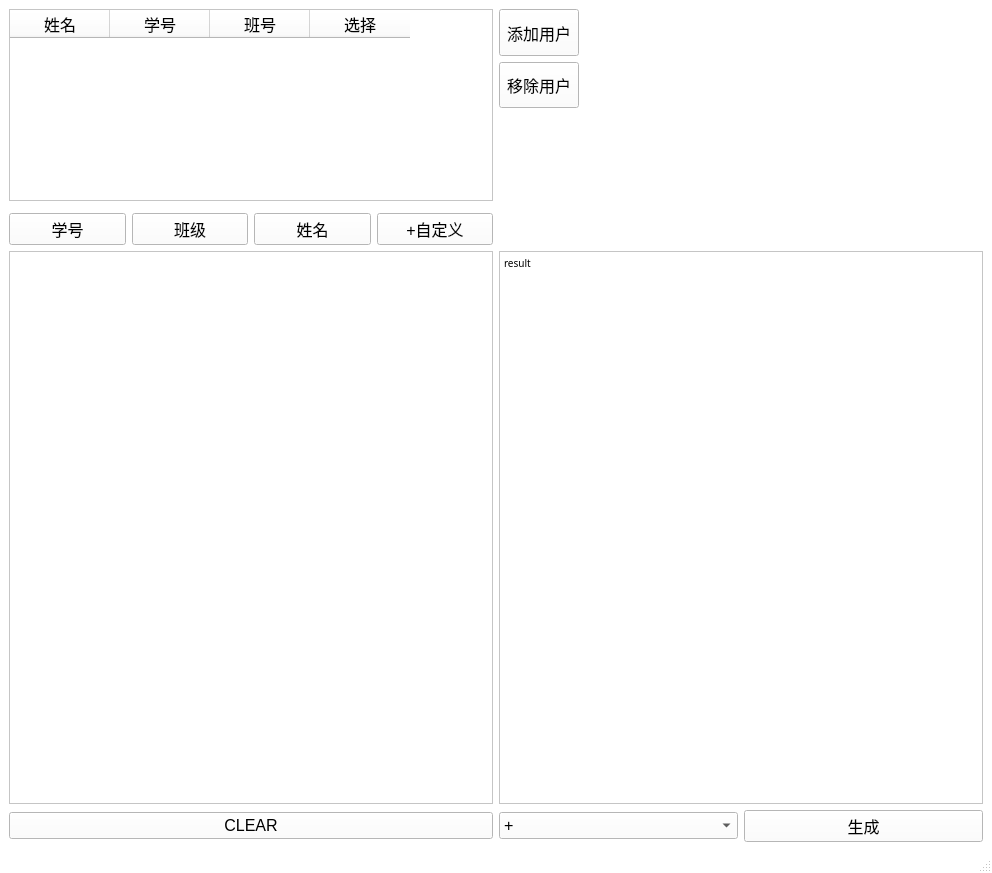
This is ui/mainWindow.ui in dake0805/ExperimentFileNameGenerater as Qt 5 draws it before an edit. The edited form follows.
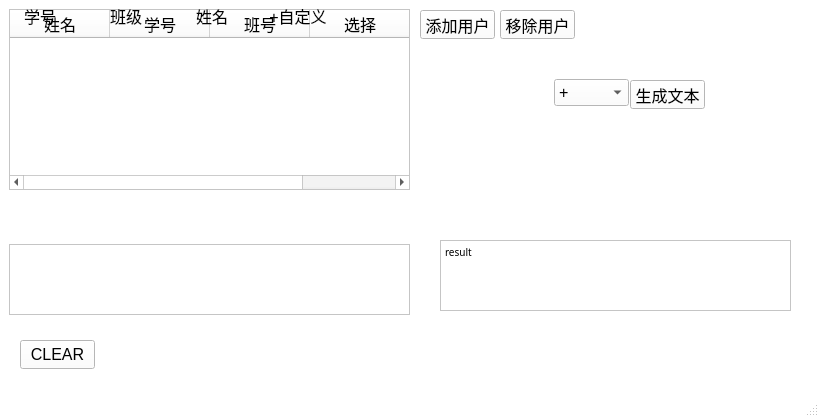
This is the edited form.

```diff
--- a/ui/mainWindow.ui
+++ b/ui/mainWindow.ui
@@ -6,8 +6,8 @@
    <rect>
     <x>0</x>
     <y>0</y>
-    <width>992</width>
-    <height>873</height>
+    <width>819</width>
+    <height>417</height>
    </rect>
   </property>
   <property name="palette">
@@ -459,25 +459,139 @@
    <string>MainWindow</string>
   </property>
   <widget class="QWidget" name="centralwidget">
-   <layout class="QGridLayout" name="gridLayout">
-    <item row="2" column="1" rowspan="4">
-     <spacer name="verticalSpacer">
-      <property name="orientation">
-       <enum>Qt::Vertical</enum>
-      </property>
-      <property name="sizeHint" stdset="0">
-       <size>
-        <width>20</width>
-        <height>40</height>
-       </size>
-      </property>
-     </spacer>
-    </item>
-    <item row="6" column="1">
+   <widget class="QPushButton" name="add_user_button">
+    <property name="geometry">
+     <rect>
+      <x>420</x>
+      <y>10</y>
+      <width>75</width>
+      <height>29</height>
+     </rect>
+    </property>
+    <property name="sizePolicy">
+     <sizepolicy hsizetype="Fixed" vsizetype="Preferred">
+      <horstretch>0</horstretch>
+      <verstretch>0</verstretch>
+     </sizepolicy>
+    </property>
+    <property name="font">
+     <font>
+      <family>Microsoft YaHei UI</family>
+      <pointsize>12</pointsize>
+     </font>
+    </property>
+    <property name="text">
+     <string>添加用户</string>
+    </property>
+   </widget>
+   <widget class="QPushButton" name="remove_user_button">
+    <property name="geometry">
+     <rect>
+      <x>500</x>
+      <y>10</y>
+      <width>75</width>
+      <height>29</height>
+     </rect>
+    </property>
+    <property name="sizePolicy">
+     <sizepolicy hsizetype="Fixed" vsizetype="Preferred">
+      <horstretch>0</horstretch>
+      <verstretch>0</verstretch>
+     </sizepolicy>
+    </property>
+    <property name="font">
+     <font>
+      <family>Microsoft YaHei UI</family>
+      <pointsize>12</pointsize>
+     </font>
+    </property>
+    <property name="text">
+     <string>移除用户</string>
+    </property>
+   </widget>
+   <widget class="QTableWidget" name="tableWidget">
+    <property name="geometry">
+     <rect>
+      <x>9</x>
+      <y>9</y>
+      <width>401</width>
+      <height>181</height>
+     </rect>
+    </property>
+    <property name="sizePolicy">
+     <sizepolicy hsizetype="Fixed" vsizetype="Fixed">
+      <horstretch>0</horstretch>
+      <verstretch>0</verstretch>
+     </sizepolicy>
+    </property>
+    <property name="font">
+     <font>
+      <family>Microsoft YaHei UI Light</family>
+      <pointsize>12</pointsize>
+     </font>
+    </property>
+    <property name="focusPolicy">
+     <enum>Qt::NoFocus</enum>
+    </property>
+    <column>
+     <property name="text">
+      <string>姓名</string>
+     </property>
+    </column>
+    <column>
+     <property name="text">
+      <string>学号</string>
+     </property>
+    </column>
+    <column>
+     <property name="text">
+      <string>班号</string>
+     </property>
+    </column>
+    <column>
+     <property name="text">
+      <string>选择</string>
+     </property>
+     <property name="background">
+      <color alpha="0">
+       <red>255</red>
+       <green>255</green>
+       <blue>255</blue>
+      </color>
+     </property>
+    </column>
+   </widget>
+   <widget class="QPushButton" name="clear_choose_button">
+    <property name="geometry">
+     <rect>
+      <x>20</x>
+      <y>340</y>
+      <width>75</width>
+      <height>29</height>
+     </rect>
+    </property>
+    <property name="font">
+     <font>
+      <family>Microsoft YaHei UI</family>
+      <pointsize>12</pointsize>
+     </font>
+    </property>
+    <property name="text">
+     <string>CLEAR</string>
+    </property>
+   </widget>
      <widget class="QTextBrowser" name="textBrowser">
       <property name="enabled">
        <bool>true</bool>
       </property>
+    <property name="geometry">
+     <rect>
+      <x>440</x>
+      <y>240</y>
+      <width>351</width>
+      <height>71</height>
+     </rect>
+    </property>
       <property name="font">
        <font>
         <family>Microsoft YaHei UI Light</family>
@@ -495,201 +609,49 @@
 &lt;p style=&quot; margin-top:0px; margin-bottom:0px; margin-left:0px; margin-right:0px; -qt-block-indent:0; text-indent:0px;&quot;&gt;&lt;span style=&quot; font-family:'MS Shell Dlg 2'; font-size:7.8pt;&quot;&gt;result&lt;/span&gt;&lt;/p&gt;&lt;/body&gt;&lt;/html&gt;</string>
       </property>
      </widget>
-    </item>
-    <item row="6" column="0">
      <widget class="QListWidget" name="choose_form">
+    <property name="geometry">
+     <rect>
+      <x>9</x>
+      <y>244</y>
+      <width>401</width>
+      <height>71</height>
+     </rect>
+    </property>
+    <property name="sizePolicy">
+     <sizepolicy hsizetype="Expanding" vsizetype="Fixed">
+      <horstretch>0</horstretch>
+      <verstretch>0</verstretch>
+     </sizepolicy>
+    </property>
       <property name="font">
        <font>
         <family>Microsoft YaHei UI Light</family>
         <pointsize>12</pointsize>
        </font>
       </property>
+    <property name="frameShape">
+     <enum>QFrame::StyledPanel</enum>
+    </property>
       <property name="flow">
        <enum>QListView::LeftToRight</enum>
       </property>
-     </widget>
-    </item>
-    <item row="0" column="1">
-     <widget class="QPushButton" name="add_user_button">
-      <property name="sizePolicy">
-       <sizepolicy hsizetype="Fixed" vsizetype="Preferred">
-        <horstretch>0</horstretch>
-        <verstretch>0</verstretch>
-       </sizepolicy>
-      </property>
-      <property name="font">
-       <font>
-        <family>Microsoft YaHei UI</family>
-        <pointsize>12</pointsize>
-       </font>
-      </property>
-      <property name="text">
-       <string>添加用户</string>
-      </property>
-     </widget>
-    </item>
-    <item row="5" column="0">
-     <layout class="QHBoxLayout" name="horizontalLayout">
-      <item>
-       <widget class="QPushButton" name="choose_studentId">
-        <property name="font">
-         <font>
-          <family>Microsoft YaHei UI</family>
-          <pointsize>12</pointsize>
-         </font>
-        </property>
-        <property name="cursor">
-         <cursorShape>PointingHandCursor</cursorShape>
-        </property>
-        <property name="mouseTracking">
+    <property name="isWrapping" stdset="0">
          <bool>false</bool>
         </property>
-        <property name="text">
-         <string>学号</string>
-        </property>
-       </widget>
-      </item>
-      <item>
-       <widget class="QPushButton" name="choose_classId">
-        <property name="font">
-         <font>
-          <family>Microsoft YaHei UI</family>
-          <pointsize>12</pointsize>
-         </font>
-        </property>
-        <property name="cursor">
-         <cursorShape>PointingHandCursor</cursorShape>
-        </property>
-        <property name="mouseTracking">
-         <bool>false</bool>
-        </property>
-        <property name="text">
-         <string>班级</string>
-        </property>
-       </widget>
-      </item>
-      <item>
-       <widget class="QPushButton" name="choose_name">
-        <property name="font">
-         <font>
-          <family>Microsoft YaHei UI</family>
-          <pointsize>12</pointsize>
-         </font>
-        </property>
-        <property name="cursor">
-         <cursorShape>PointingHandCursor</cursorShape>
-        </property>
-        <property name="mouseTracking">
-         <bool>false</bool>
-        </property>
-        <property name="text">
-         <string>姓名</string>
-        </property>
-       </widget>
-      </item>
-      <item>
-       <widget class="QPushButton" name="choose_custom">
-        <property name="font">
-         <font>
-          <family>Microsoft YaHei UI</family>
-          <pointsize>12</pointsize>
-         </font>
-        </property>
-        <property name="cursor">
-         <cursorShape>PointingHandCursor</cursorShape>
-        </property>
-        <property name="mouseTracking">
-         <bool>false</bool>
-        </property>
-        <property name="text">
-         <string>+自定义</string>
-        </property>
-       </widget>
-      </item>
-     </layout>
-    </item>
-    <item row="1" column="1">
-     <widget class="QPushButton" name="remove_user_button">
-      <property name="sizePolicy">
-       <sizepolicy hsizetype="Fixed" vsizetype="Preferred">
-        <horstretch>0</horstretch>
-        <verstretch>0</verstretch>
-       </sizepolicy>
-      </property>
-      <property name="font">
-       <font>
-        <family>Microsoft YaHei UI</family>
-        <pointsize>12</pointsize>
-       </font>
-      </property>
-      <property name="text">
-       <string>移除用户</string>
-      </property>
-     </widget>
-    </item>
-    <item row="0" column="0" rowspan="4">
-     <widget class="QTableWidget" name="tableWidget">
-      <property name="sizePolicy">
-       <sizepolicy hsizetype="Expanding" vsizetype="Fixed">
-        <horstretch>0</horstretch>
-        <verstretch>0</verstretch>
-       </sizepolicy>
-      </property>
-      <property name="font">
-       <font>
-        <family>Microsoft YaHei UI Light</family>
-        <pointsize>12</pointsize>
-       </font>
-      </property>
-      <property name="focusPolicy">
-       <enum>Qt::NoFocus</enum>
-      </property>
-      <column>
-       <property name="text">
-        <string>姓名</string>
-       </property>
-      </column>
-      <column>
-       <property name="text">
-        <string>学号</string>
-       </property>
-      </column>
-      <column>
-       <property name="text">
-        <string>班号</string>
-       </property>
-      </column>
-      <column>
-       <property name="text">
-        <string>选择</string>
-       </property>
-       <property name="background">
-        <color alpha="0">
-         <red>255</red>
-         <green>255</green>
-         <blue>255</blue>
-        </color>
-       </property>
-      </column>
-     </widget>
-    </item>
-    <item row="8" column="1">
-     <layout class="QGridLayout" name="gridLayout_2">
-      <item row="0" column="3">
-       <widget class="QPushButton" name="generate_result_button">
-        <property name="font">
-         <font>
-          <family>Microsoft YaHei UI</family>
-          <pointsize>12</pointsize>
-         </font>
-        </property>
-        <property name="text">
-         <string>生成</string>
-        </property>
-       </widget>
-      </item>
-      <item row="0" column="2">
+    <property name="currentRow">
+     <number>-1</number>
+    </property>
+   </widget>
        <widget class="QComboBox" name="choose_delimiter">
+    <property name="geometry">
+     <rect>
+      <x>554</x>
+      <y>79</y>
+      <width>75</width>
+      <height>27</height>
+     </rect>
+    </property>
         <property name="font">
          <font>
           <family>Microsoft YaHei UI</family>
@@ -727,11 +689,73 @@
          </property>
         </item>
        </widget>
-      </item>
-     </layout>
-    </item>
-    <item row="8" column="0">
-     <widget class="QPushButton" name="clear_choose_button">
+   <widget class="QPushButton" name="generate_result_button">
+    <property name="geometry">
+     <rect>
+      <x>630</x>
+      <y>80</y>
+      <width>75</width>
+      <height>29</height>
+     </rect>
+    </property>
+    <property name="font">
+     <font>
+      <family>Microsoft YaHei UI</family>
+      <pointsize>12</pointsize>
+     </font>
+    </property>
+    <property name="text">
+     <string>生成文本</string>
+    </property>
+   </widget>
+   <widget class="QWidget" name="">
+    <layout class="QHBoxLayout" name="horizontalLayout">
+     <item>
+      <widget class="QPushButton" name="choose_studentId">
+       <property name="font">
+        <font>
+         <family>Microsoft YaHei UI</family>
+         <pointsize>12</pointsize>
+        </font>
+       </property>
+       <property name="cursor">
+        <cursorShape>PointingHandCursor</cursorShape>
+       </property>
+       <property name="mouseTracking">
+        <bool>false</bool>
+       </property>
+       <property name="text">
+        <string>学号</string>
+       </property>
+       <property name="flat">
+        <bool>true</bool>
+       </property>
+      </widget>
+     </item>
+     <item>
+      <widget class="QPushButton" name="choose_classId">
+       <property name="font">
+        <font>
+         <family>Microsoft YaHei UI</family>
+         <pointsize>12</pointsize>
+        </font>
+       </property>
+       <property name="cursor">
+        <cursorShape>PointingHandCursor</cursorShape>
+       </property>
+       <property name="mouseTracking">
+        <bool>false</bool>
+       </property>
+       <property name="text">
+        <string>班级</string>
+       </property>
+       <property name="flat">
+        <bool>true</bool>
+       </property>
+      </widget>
+     </item>
+     <item>
+      <widget class="QPushButton" name="choose_name">
       <property name="font">
        <font>
         <family>Microsoft YaHei UI</family>
@@ -739,11 +763,40 @@
        </font>
       </property>
       <property name="text">
-       <string>CLEAR</string>
-      </property>
-     </widget>
-    </item>
-   </layout>
+        <string>姓名</string>
+       </property>
+       <property name="flat">
+        <bool>true</bool>
+       </property>
+      </widget>
+     </item>
+     <item>
+      <widget class="QPushButton" name="choose_custom">
+       <property name="font">
+        <font>
+         <family>Microsoft YaHei UI</family>
+         <pointsize>12</pointsize>
+        </font>
+       </property>
+       <property name="cursor">
+        <cursorShape>PointingHandCursor</cursorShape>
+       </property>
+       <property name="mouseTracking">
+        <bool>false</bool>
+       </property>
+       <property name="text">
+        <string>+自定义</string>
+       </property>
+       <property name="default">
+        <bool>false</bool>
+       </property>
+       <property name="flat">
+        <bool>true</bool>
+       </property>
+      </widget>
+     </item>
+    </layout>
+   </widget>
   </widget>
   <widget class="QMenuBar" name="menubar">
    <property name="geometry">
```
Left out of the diff: 10 changed lines with no effect on the pictures. Lines whose indentation alone changed are shown as unchanged.
